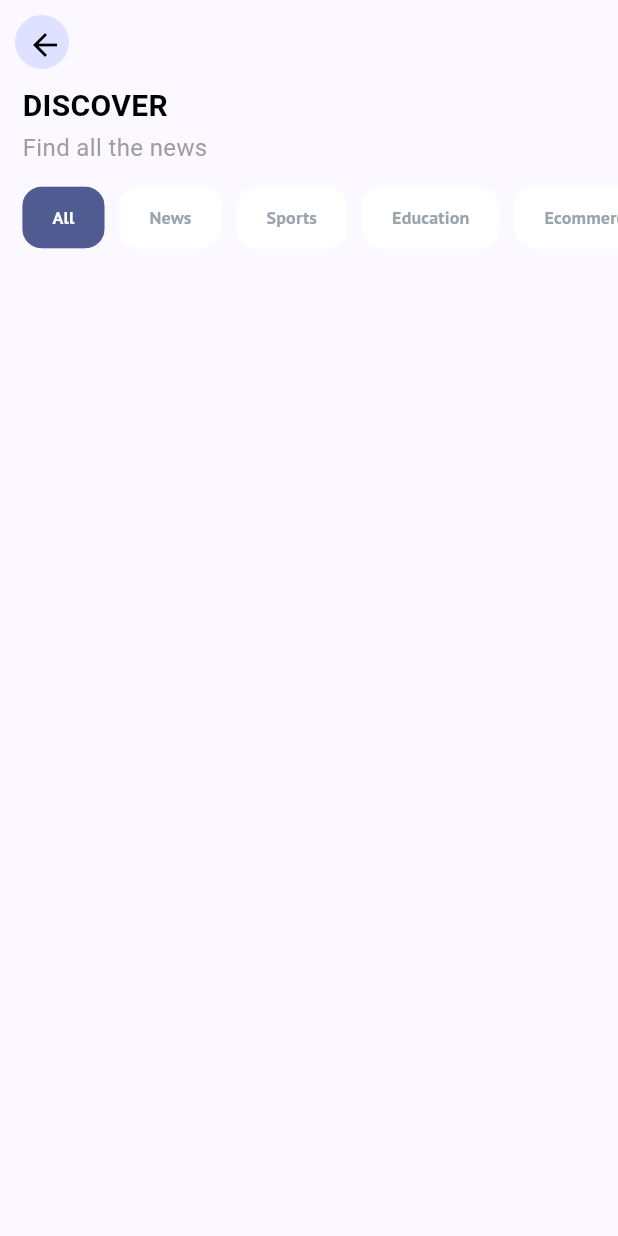
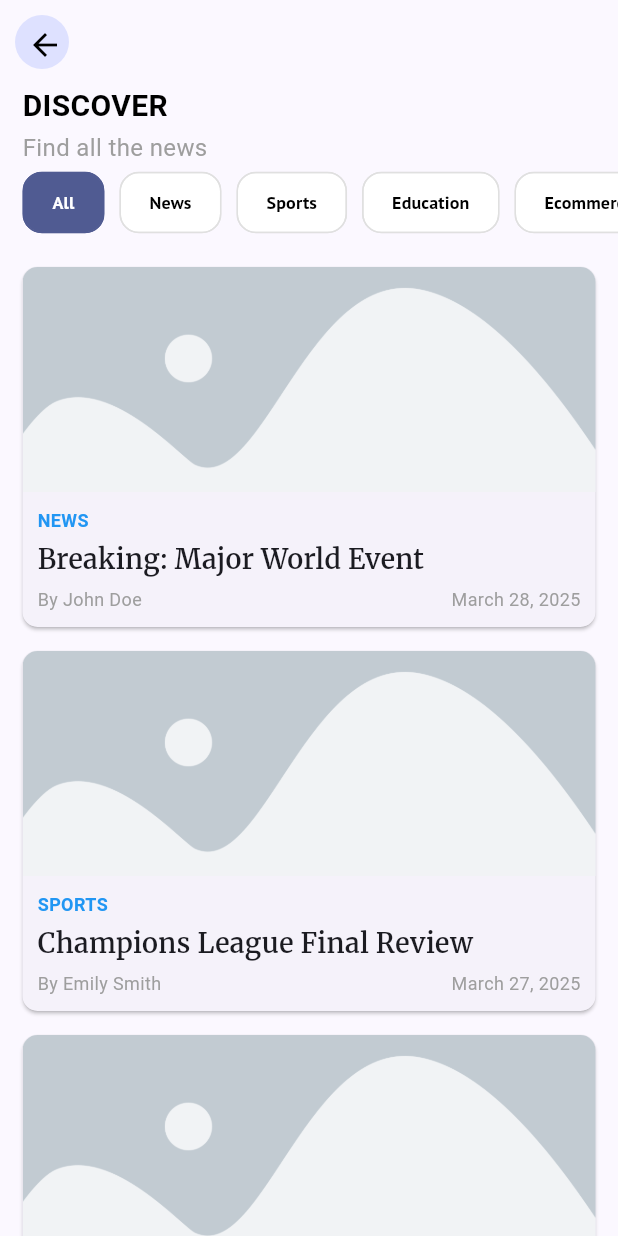
Before and after one commit to SyedaliFathima1830/newsapp, a Flutter app: the DiscoverScreen screen opened directly, on a phone screen of 412 x 824 dp. Run offline on Flutter 3.47's test engine with Material 3 defaults, Android fonts, the phone set to English and light mode, and no system bars; our stand-ins replace dio, google_fonts, smooth_page_indicator; network calls fail.

```diff
--- a/lib/screens/discover_page.dart
+++ b/lib/screens/discover_page.dart
@@ -6,11 +6,10 @@ class DiscoverScreen extends StatefulWidget {
   _DiscoverScreenState createState() => _DiscoverScreenState();
 }
 
-class _DiscoverScreenState extends State<DiscoverScreen>
-    with SingleTickerProviderStateMixin {
+class _DiscoverScreenState extends State<DiscoverScreen> {
   int selectedIndex = 0;
-  late TabController _tabController;
 
+  // Categories for filtering news
   List<String> categories = [
     "All",
     "News",
@@ -22,37 +21,56 @@ class _DiscoverScreenState extends State<DiscoverScreen>
     "Entertainment"
   ];
 
-  @override
-  void initState() {
-    super.initState();
-    _tabController = TabController(length: categories.length, vsync: this);
-    _tabController.addListener(() {
-      setState(() {});
-    });
-  }
-
-  void _removeCurrentTab() {
-    if (categories.length > 1) {
-      setState(() {
-        categories.removeAt(_tabController.index);
-        _tabController.dispose();
-        _tabController = TabController(length: categories.length, vsync: this);
-        _tabController.addListener(() {
-          setState(() {});
-        });
-      });
-    }
-  }
-
-  @override
-  void dispose() {
-    _tabController.dispose();
-    super.dispose();
-  }
+  // Dummy News Data
+  List<Map<String, String>> newsList = [
+    {
+      "image": "assets/png/newsfeedlist.png",
+      "category": "News",
+      "title": "Breaking: Major World Event",
+      "date": "March 28, 2025",
+      "author": "John Doe"
+    },
+    {
+      "image": "assets/png/newsfeedlist.png",
+      "category": "Sports",
+      "title": "Champions League Final Review",
+      "date": "March 27, 2025",
+      "author": "Emily Smith"
+    },
+    {
+      "image": "assets/png/newsfeedlist.png",
+      "category": "Education",
+      "title": "New Learning Methods in Schools",
+      "date": "March 26, 2025",
+      "author": "Michael Brown"
+    },
+    {
+      "image": "assets/png/newsfeedlist.png",
+      "category": "Technology",
+      "title": "AI Revolution in 2025",
+      "date": "March 25, 2025",
+      "author": "Sophia Lee"
+    },
+    {
+      "image": "assets/png/newsfeedlist.png",
+      "category": "Health",
+      "title": "Top 10 Health Tips for a Better Life",
+      "date": "March 24, 2025",
+      "author": "David Johnson"
+    },
+  ];
 
   @override
   Widget build(BuildContext context) {
     final themeColor = Theme.of(context).colorScheme.primary;
+
+    // Filtered news based on selected category
+    List<Map<String, String>> filteredNews = selectedIndex == 0
+        ? newsList
+        : newsList
+            .where((news) => news["category"] == categories[selectedIndex])
+            .toList();
+
     return Scaffold(
       appBar: AppBar(
         elevation: 0,
@@ -60,14 +78,13 @@ class _DiscoverScreenState extends State<DiscoverScreen>
           padding: const EdgeInsets.all(10.0),
           child: CircleAvatar(
             child: IconButton(
-              icon: Icon(Icons.arrow_back, color: Colors.black),
+              icon: const Icon(Icons.arrow_back, color: Colors.black),
               onPressed: () => Navigator.pop(context),
             ),
           ),
         ),
       ),
       body: Column(
-        mainAxisAlignment: MainAxisAlignment.start,
         crossAxisAlignment: CrossAxisAlignment.start,
         children: [
           const Padding(
@@ -87,7 +104,7 @@ class _DiscoverScreenState extends State<DiscoverScreen>
           Padding(
             padding: const EdgeInsets.only(left: 10.0),
             child: SizedBox(
-              height: 70,
+              height: 50,
               child: ListView.builder(
                 scrollDirection: Axis.horizontal,
                 itemCount: categories.length,
@@ -108,7 +125,7 @@ class _DiscoverScreenState extends State<DiscoverScreen>
                         side: BorderSide(
                           color: selectedIndex == index
                               ? themeColor
-                              : Colors.white,
+                              : Colors.grey.shade300,
                         ),
                       ),
                       labelStyle: GoogleFonts.ptSans(
@@ -117,13 +134,12 @@ class _DiscoverScreenState extends State<DiscoverScreen>
                           fontWeight: FontWeight.w700,
                           color: selectedIndex == index
                               ? Colors.white
-                              : const Color(0xff9CA4AB),
+                              : Colors.black,
                         ),
                       ),
                       onSelected: (bool selected) {
                         setState(() {
                           selectedIndex = index;
-                          _tabController.index = index;
                         });
                       },
                     ),
@@ -132,16 +148,102 @@ class _DiscoverScreenState extends State<DiscoverScreen>
               ),
             ),
           ),
+          const SizedBox(height: 10),
+
+          // Displaying News Based on Category Selection
+          Expanded(
+            child: filteredNews.isEmpty
+                ? const Center(
+                    child: Text("No news available for this category"))
+                : ListView.builder(
+                    itemCount: filteredNews.length,
+                    itemBuilder: (context, index) {
+                      final news = filteredNews[index];
+                      return NewsFeedCard(
+                        isSavedItems: false,
+                        image: news['image']!,
+                        category: news['category']!,
+                        title: news['title']!,
+                        date: news['date']!,
+                        author: news['author']!,
+                      );
+                    },
+                  ),
+          ),
         ],
       ),
     );
   }
+}
 
-  Widget _buildTabContent(String category) {
-    return Center(
-      child: Text(
-        "$category Content",
-        style: TextStyle(fontSize: 20, fontWeight: FontWeight.w500),
+// Dummy NewsFeedCard Widget
+class NewsFeedCard extends StatelessWidget {
+  final bool isSavedItems;
+  final String image;
+  final String category;
+  final String title;
+  final String date;
+  final String author;
+
+  const NewsFeedCard({
+    super.key,
+    required this.isSavedItems,
+    required this.image,
+    required this.category,
+    required this.title,
+    required this.date,
+    required this.author,
+  });
+
+  @override
+  Widget build(BuildContext context) {
+    return Card(
+      margin: const EdgeInsets.symmetric(vertical: 8, horizontal: 15),
+      shape: RoundedRectangleBorder(borderRadius: BorderRadius.circular(10)),
+      child: Column(
+        crossAxisAlignment: CrossAxisAlignment.start,
+        children: [
+          ClipRRect(
+            borderRadius: const BorderRadius.vertical(top: Radius.circular(10)),
+            child: Image.asset(
+              image,
+              width: double.infinity,
+              height: 150,
+              fit: BoxFit.cover,
+            ),
+          ),
+          Padding(
+            padding: const EdgeInsets.all(10),
+            child: Column(
+              crossAxisAlignment: CrossAxisAlignment.start,
+              children: [
+                Text(category.toUpperCase(),
+                    style: TextStyle(
+                        fontSize: 12,
+                        fontWeight: FontWeight.bold,
+                        color: Colors.blue)),
+                const SizedBox(height: 5),
+                Text(
+                  title,
+                  style: GoogleFonts.merriweather(
+                      fontSize: 18, fontWeight: FontWeight.w600),
+                ),
+                const SizedBox(height: 5),
+                Row(
+                  mainAxisAlignment: MainAxisAlignment.spaceBetween,
+                  children: [
+                    Text("By $author",
+                        style:
+                            const TextStyle(fontSize: 12, color: Colors.grey)),
+                    Text(date,
+                        style:
+                            const TextStyle(fontSize: 12, color: Colors.grey)),
+                  ],
+                ),
+              ],
+            ),
+          ),
+        ],
       ),
     );
   }
```
Also changed, not shown: lib/screens/view_news.dart (added, +113 -0 lines), lib/widgets/newsfeed_card.dart (+11 -3 lines).
